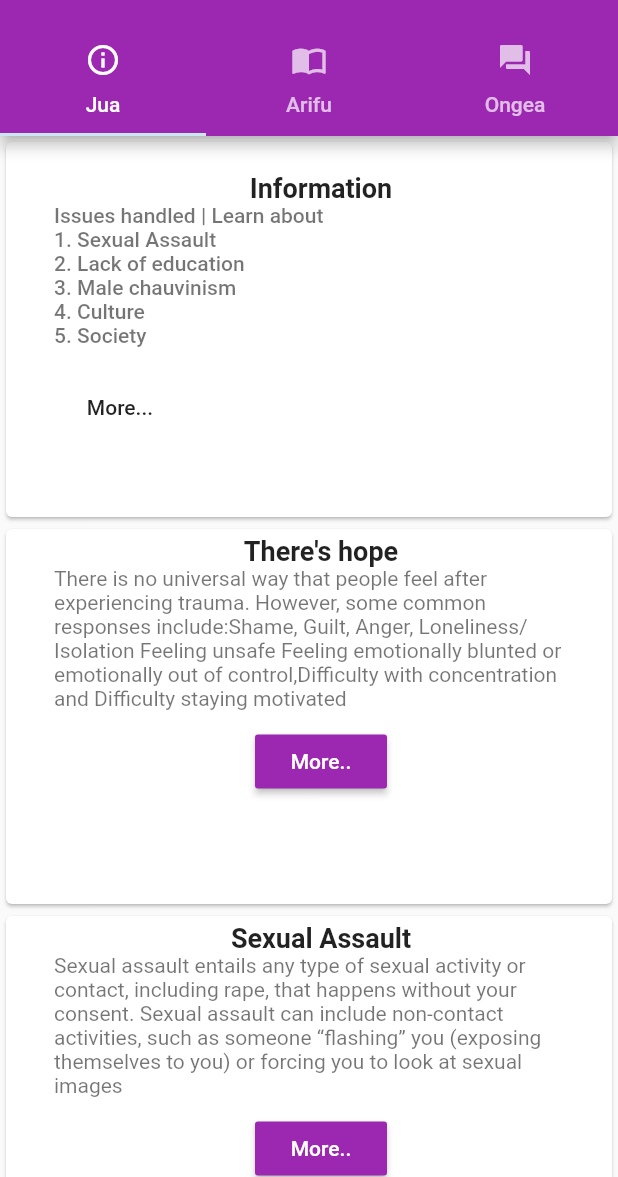
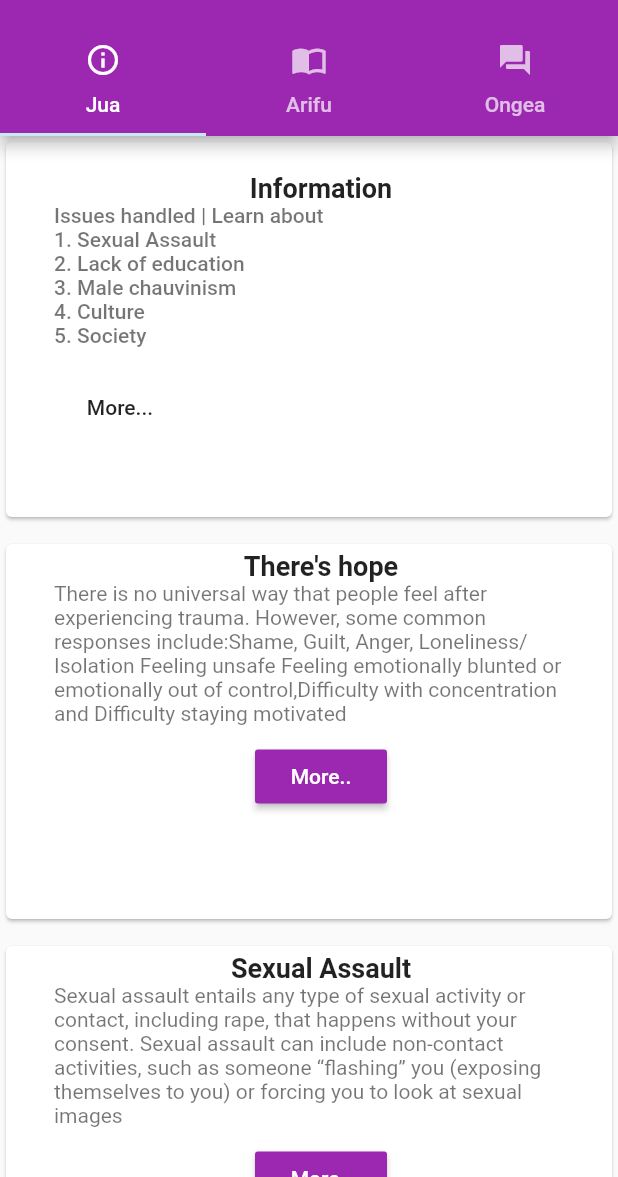
Before and after one commit to JosephineAkello/weLinda-app, a Flutter app: the screen it shows after launch, after a tap on the "skip next" icon, after a tap on the "done" icon, on a phone screen of 412 x 824 dp, the part 59-1236 px from its top. Run offline on Flutter 3.47's test engine with Material 2 defaults, Android fonts, the phone set to English and light mode, and no system bars; our stand-ins replace intro_slider, shared_preferences; missing offline and left inert: youtube_player.

Commit message:
Just sizeboxes

```diff
--- a/lib/jua.dart
+++ b/lib/jua.dart
@@ -35,6 +35,9 @@ class Jua extends StatelessWidget {
                       }, child: Text('More...'))
                     ])),
           ), ),
+        SizedBox(
+          height: 10.0,
+        ),
           Card(
             child: Container(
               padding: EdgeInsets.only(
@@ -69,6 +72,9 @@ class Jua extends StatelessWidget {
               ),
             ),
           ),
+        SizedBox(
+          height: 10.0,
+        ),
           Card(
             child: Container(
               padding: EdgeInsets.only(
```
